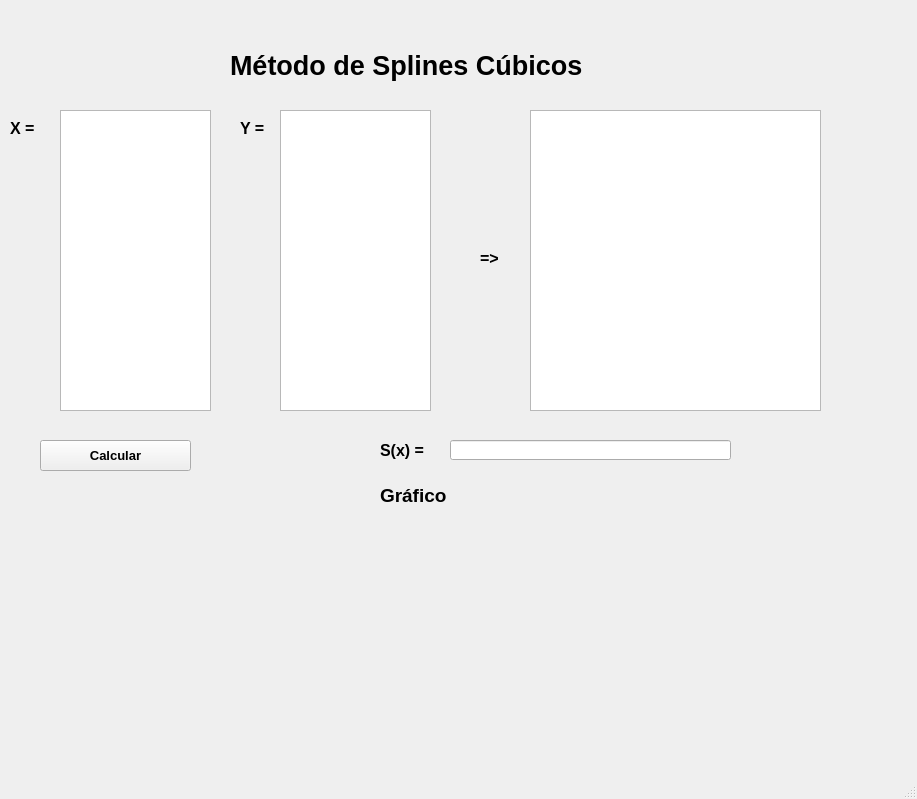
ftiago89/numerico-projeto-2, file splinesinterface.ui: the form before one commit.
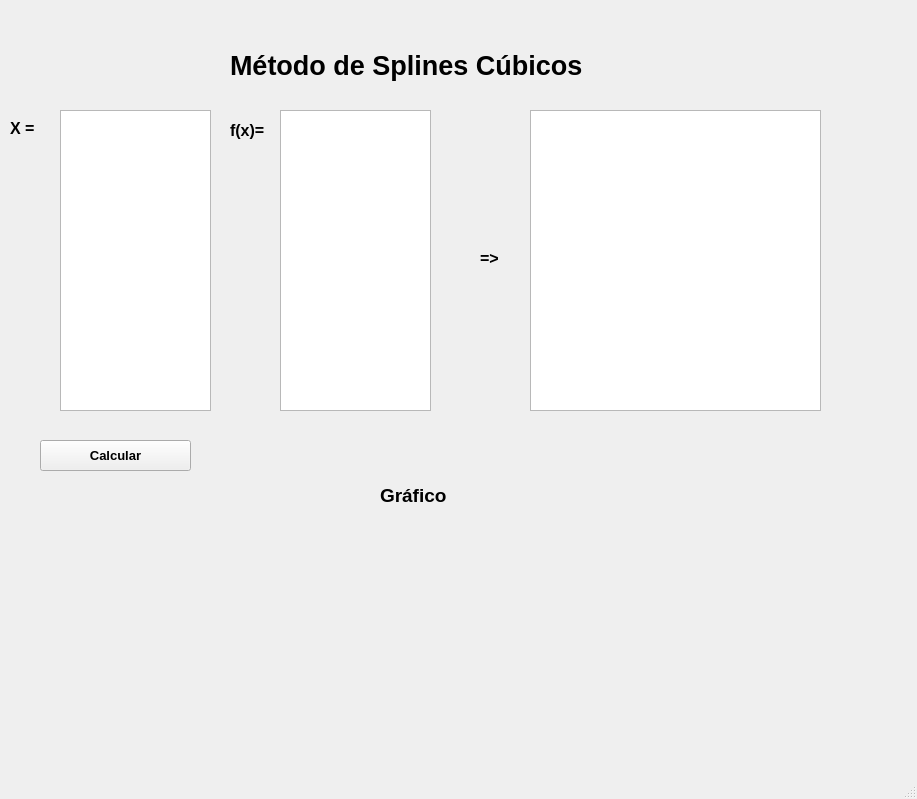
The form after the commit. Custom widgets are drawn as their Qt base class.

Commit message: Atualização do gráfico

Diff of the .ui file:
```diff
--- a/splinesinterface.ui
+++ b/splinesinterface.ui
@@ -67,10 +67,10 @@
    <widget class="QLabel" name="labelY">
     <property name="geometry">
      <rect>
-      <x>240</x>
+      <x>230</x>
       <y>120</y>
-      <width>31</width>
-      <height>16</height>
+      <width>41</width>
+      <height>21</height>
      </rect>
     </property>
     <property name="font">
@@ -81,7 +81,7 @@
      </font>
     </property>
     <property name="text">
-     <string>Y =</string>
+     <string>f(x)=</string>
     </property>
    </widget>
    <widget class="QTextEdit" name="textEditY">
@@ -124,36 +124,6 @@
      </rect>
     </property>
    </widget>
-   <widget class="QLabel" name="labelSx">
-    <property name="geometry">
-     <rect>
-      <x>380</x>
-      <y>440</y>
-      <width>61</width>
-      <height>21</height>
-     </rect>
-    </property>
-    <property name="font">
-     <font>
-      <pointsize>12</pointsize>
-      <weight>75</weight>
-      <bold>true</bold>
-     </font>
-    </property>
-    <property name="text">
-     <string>S(x) =</string>
-    </property>
-   </widget>
-   <widget class="QLineEdit" name="lineEditSx">
-    <property name="geometry">
-     <rect>
-      <x>450</x>
-      <y>440</y>
-      <width>281</width>
-      <height>20</height>
-     </rect>
-    </property>
-   </widget>
    <widget class="QPushButton" name="pushButtonCalcular">
     <property name="geometry">
      <rect>
```
Left out of the diff: 2 changed lines with no effect on the pictures. The commit also changes 1 other file.
